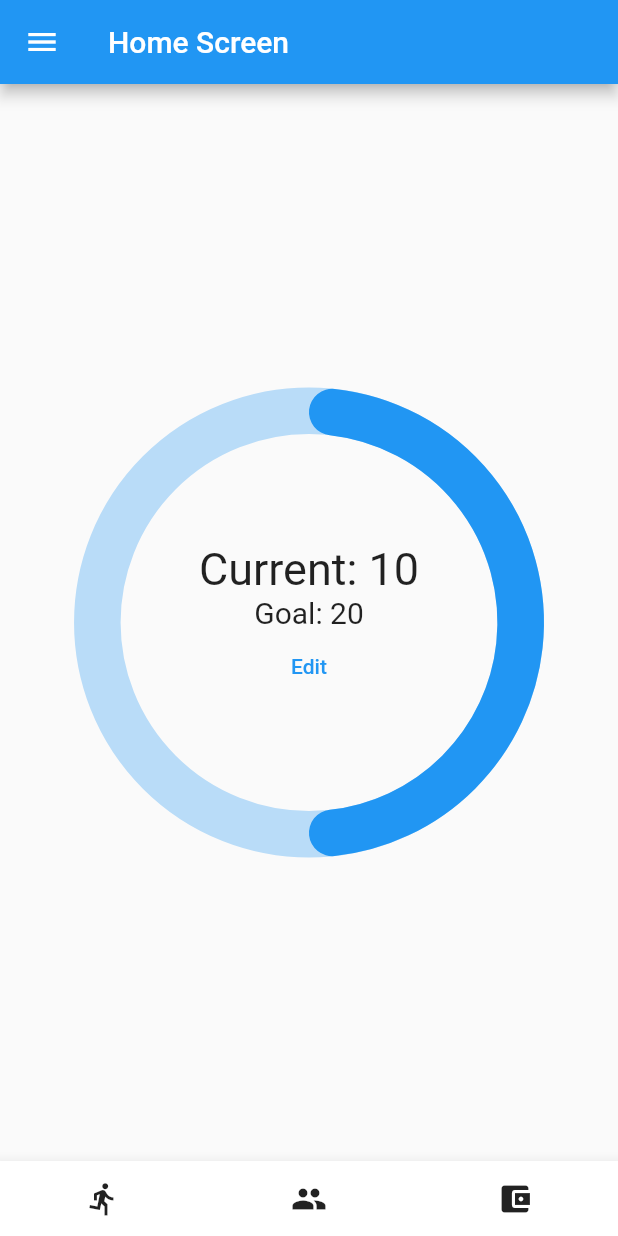
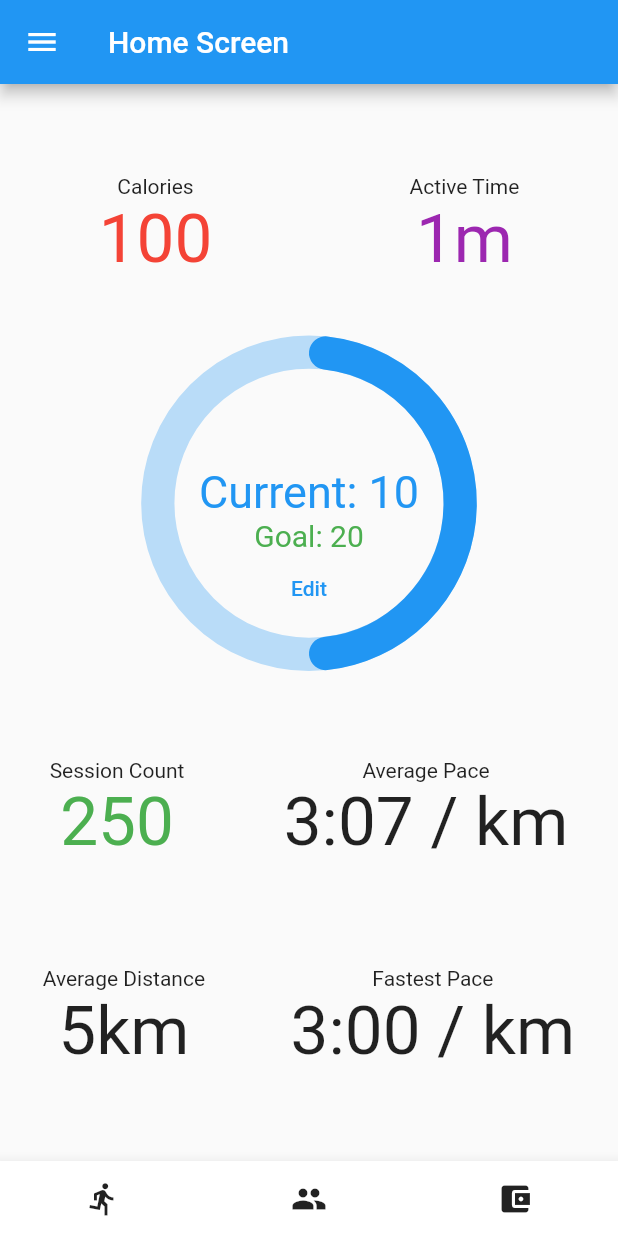
Before and after one commit to Chuwnei/Runspiration, a Flutter app: the UserScreen screen opened by its route, on a phone screen of 412 x 824 dp. Run offline on Flutter 3.47's test engine with Material 2 defaults, Android fonts, the phone set to English and light mode, and no system bars; our stand-ins replace firebase_auth, firebase_core, font_awesome_flutter, google_fonts, syncfusion_flutter_charts; missing offline and left inert: dart:html, dart:js; accounts and stored records are empty; network calls fail.

Commit message:
worked on user screen and fixed login

```diff
--- a/my_app/lib/checker.dart
+++ b/my_app/lib/checker.dart
@@ -3,30 +3,31 @@ import 'package:flutter/src/widgets/framework.dart';
 import 'package:my_app/backend_services/auth.dart';
 import 'package:flutter/material.dart';
 import 'package:my_app/login/login.dart';
+import 'package:my_app/userscreen.dart';
 
 class Checker extends StatelessWidget {
   const Checker({super.key});
 
   @override
   Widget build(BuildContext context) {
-    // return StreamBuilder(
-    //     stream: Authentication().userstream,
-    //     builder: (context, snapshot) {
-    //       if (snapshot.connectionState == ConnectionState.waiting) {
-    //         // loading state
-    //         return Text("loading");
-    //       }
-    //       if (snapshot.hasError) {
-    //         return Text(snapshot.error.toString());
-    //       }
-    //       if (snapshot.hasData) {
-    //         // if the user is already logged in
-    //         // return const Home();
-    //         return Text('centual page'); // centual page
-    //       } else {
-    //         return const Login();
-    //       }
-    //     });
+    return StreamBuilder(
+        stream: Authentication().userstream,
+        builder: (context, snapshot) {
+          if (snapshot.connectionState == ConnectionState.waiting) {
+            // loading state
+            return Text("loading");
+          }
+          if (snapshot.hasError) {
+            return Text(snapshot.error.toString());
+          }
+          if (snapshot.hasData) {
+            // if the user is already logged in
+            // return const Home();
+            return UserScreen(); // centual page
+          } else {
+            return Login();
+          }
+        });
     return Login();
   }
 }
--- a/my_app/lib/login/login.dart
+++ b/my_app/lib/login/login.dart
@@ -50,7 +50,7 @@ class Login extends StatelessWidget {
                   ElevatedButton(
                     onPressed: () {
                       Authentication().signin(email, password);
-                      Navigator.pushNamed(context, '/mainscreen');
+                      // Navigator.pushNamed(context, '/mainscreen');
                     },
                     child: const Text("Sign In"),
                   ),
--- a/my_app/lib/userscreen.dart
+++ b/my_app/lib/userscreen.dart
@@ -2,6 +2,7 @@ import 'package:flutter/material.dart';
 import 'package:my_app/backend_services/auth.dart';
 import 'package:my_app/login/drawer.dart';
 import 'package:syncfusion_flutter_charts/charts.dart';
+import 'package:google_fonts/google_fonts.dart';
 
 class UserScreen extends StatefulWidget {
   @override
@@ -44,10 +45,33 @@ class _UserScreenState extends State<UserScreen> {
             return Scaffold(
                 //home screen goes here
                 appBar: AppBar(
-                  title: Text('Home Screen'),
+                  title: Text('Home Screen', style: GoogleFonts.comicNeue()),
                 ),
                 drawer: UserDrawer(elements: btnList),
                 body: Center(
+                    child: Column(
+                        crossAxisAlignment: CrossAxisAlignment.center,
+                        mainAxisAlignment: MainAxisAlignment.center,
+                        children: [
+                      Row(
+                          mainAxisAlignment: MainAxisAlignment.spaceAround,
+                          children: [
+                            Column(
+                              children: [
+                                Text("Calories"),
+                                Text("100",
+                                    style: TextStyle(
+                                        fontSize: 45, color: Colors.red))
+                              ],
+                            ),
+                            Column(children: [
+                              Text("Active Time"),
+                              Text("1m",
+                                  style: TextStyle(
+                                      fontSize: 45, color: Colors.purple))
+                            ]),
+                          ]),
+                      Container(
                         child: Stack(children: <Widget>[
                           Container(
                               child: SfCircularChart(series: <CircularSeries>[
@@ -58,9 +82,12 @@ class _UserScreenState extends State<UserScreen> {
                                 innerRadius: '80%',
                                 cornerStyle: CornerStyle.bothCurve,
                                 dataSource: _chartData,
-                        xValueMapper: (UserStats data, _) => data.distance,
-                        yValueMapper: (UserStats data, _) => data.progress,
-                        pointColorMapper: (UserStats data, _) => data.color,
+                                xValueMapper: (UserStats data, _) =>
+                                    data.distance,
+                                yValueMapper: (UserStats data, _) =>
+                                    data.progress,
+                                pointColorMapper: (UserStats data, _) =>
+                                    data.color,
                                 maximumValue: 20)
                           ])),
                           Center(
@@ -68,11 +95,64 @@ class _UserScreenState extends State<UserScreen> {
                                   child: Column(
                             mainAxisAlignment: MainAxisAlignment.center,
                             children: <Widget>[
-                      const Text("Current: 10", style: TextStyle(fontSize: 30)),
-                      const Text("Goal: 20", style: TextStyle(fontSize: 20)),
-                      TextButton(onPressed: () {}, child: const Text("Edit")),
+                              SizedBox(
+                                height: 125,
+                              ),
+                              const Text("Current: 10",
+                                  style: TextStyle(
+                                      fontSize: 30, color: Colors.blue)),
+                              const Text("Goal: 20",
+                                  style: TextStyle(
+                                      fontSize: 20, color: Colors.green)),
+                              TextButton(
+                                  onPressed: () {}, child: const Text("Edit")),
                             ],
                           )))
+                        ]),
+                      ),
+                      SizedBox(height: 20),
+                      Row(
+                        mainAxisAlignment: MainAxisAlignment.spaceAround,
+                        children: [
+                          Column(
+                            children: [
+                              Text("Session Count"),
+                              Text(
+                                "250",
+                                style: TextStyle(
+                                    fontSize: 45, color: Colors.green),
+                              )
+                            ],
+                          ),
+                          Column(
+                            children: [
+                              Text("Average Pace"),
+                              Text("3:07 / km", style: TextStyle(fontSize: 45))
+                            ],
+                          )
+                        ],
+                      ),
+                      SizedBox(height: 70),
+                      Row(
+                        mainAxisAlignment: MainAxisAlignment.spaceAround,
+                        children: [
+                          Column(
+                            children: [
+                              Text("Average Distance"),
+                              Text(
+                                "5km",
+                                style: TextStyle(fontSize: 45),
+                              )
+                            ],
+                          ),
+                          Column(
+                            children: [
+                              Text("Fastest Pace"),
+                              Text("3:00 / km", style: TextStyle(fontSize: 45))
+                            ],
+                          )
+                        ],
+                      )
                     ])),
                 bottomNavigationBar: BottomAppBar(
                   shape: const CircularNotchedRectangle(),
```
Lines whose indentation alone changed are shown as unchanged.
